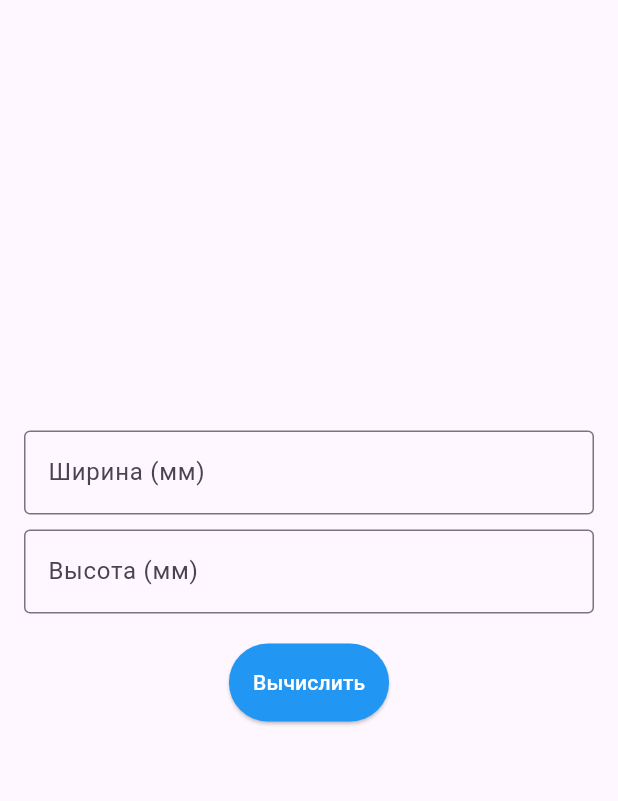
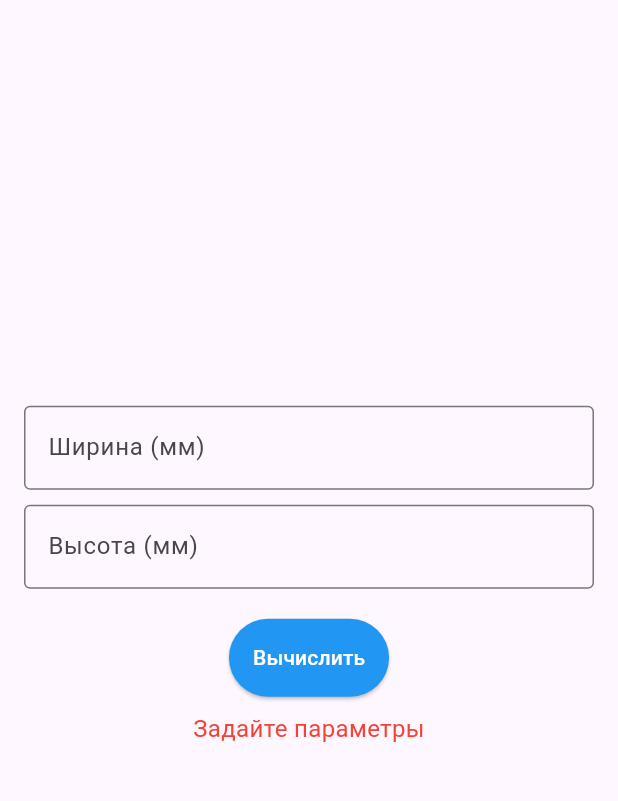
Before and after one commit to tiagorrg/RMP-labs, a Flutter app: the screen it shows after launch, on a phone screen of 412 x 824 dp, the part 84-885 px from its top. Run offline on Flutter 3.47's test engine with Material 3 defaults, Android fonts, the phone set to English and light mode, and no system bars.

Commit message:
add: incorect message

```diff
--- a/lab_5/lib/main.dart
+++ b/lab_5/lib/main.dart
@@ -108,7 +108,19 @@ class _AreaCalculatorScreenState extends State<AreaCalculatorScreen> {
                   padding: const EdgeInsets.all(16.0),
                 ),
               ),
-
+              SizedBox(height: 10),
+              if (!_parametersSet)
+                Text(
+                  'Задайте параметры',
+                  style: TextStyle(color: Colors.red, fontSize: 16),
+                  textAlign: TextAlign.center,
+                ),
+              if (_parametersSet && _result.isNotEmpty)
+                Text(
+                  _result,
+                  style: TextStyle(fontSize: 18, fontWeight: FontWeight.bold),
+                  textAlign: TextAlign.center,
+                ),
             ],
           ),
         ),
```
